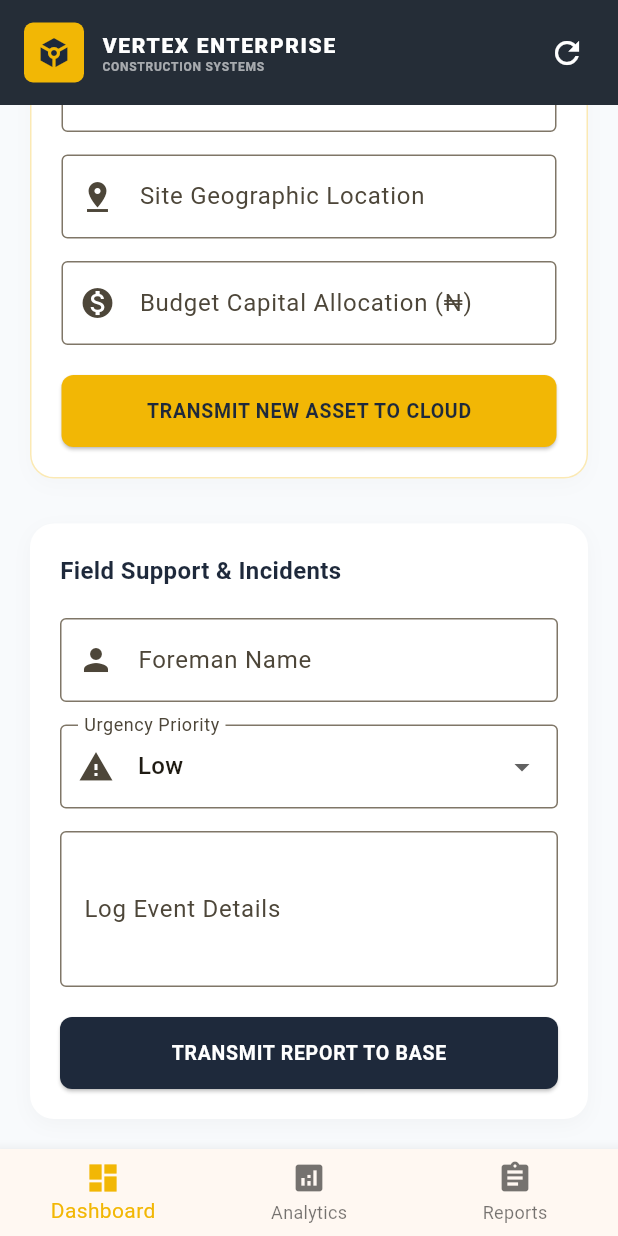
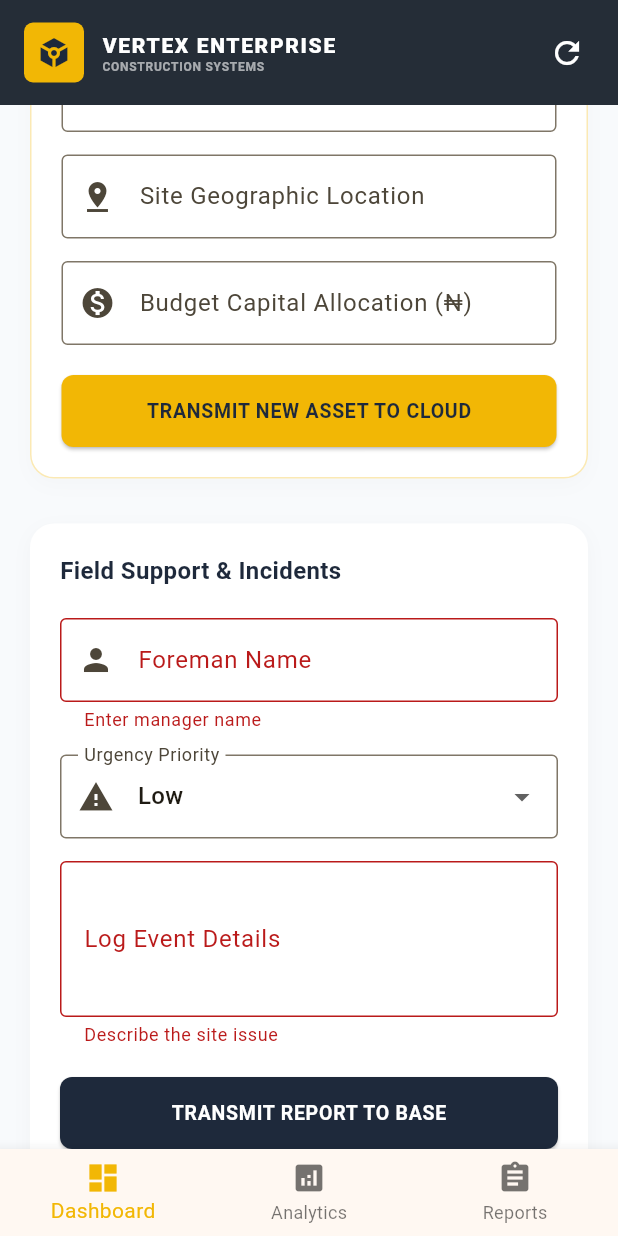
Before and after one commit to johnanthony1030/-vertex-construction-frontend, a Flutter app: the screen it shows after launch, scrolled down 810 dp, after a tap on "TRANSMIT REPORT TO BASE", on a phone screen of 412 x 824 dp. Run offline on Flutter 3.47's test engine with Material 3 defaults, Android fonts, the light colour scheme and no system bars; network calls fail.

Commit message:
Production release master client bundle fully complete with in-app notification centers

```diff
--- a/lib/main.dart
+++ b/lib/main.dart
@@ -101,7 +101,6 @@ class _EnterpriseSplashScreenState extends State<EnterpriseSplashScreen> {
     );
   }
 }
-
 class MainEnterpriseDashboard extends StatefulWidget {
   const MainEnterpriseDashboard({super.key});
 
@@ -110,15 +109,16 @@ class MainEnterpriseDashboard extends StatefulWidget {
 }
 
 class _MainEnterpriseDashboardState extends State<MainEnterpriseDashboard> {
-  // 🔗 VERIFIED ABSOLUTE CLOUD LINK ENDPOINT ENTRY ROOT
   final String apiEndpoint = "https://vertex-construction-api.onrender.com";
-
   List projects = [];
   bool isLoading = true;
   bool hasError = false;
   int _activeTabIndex = 0;
 
-  // Map Telemetry State Variables
+  bool _isShowingEmergencyBanner = false;
+  String _alertForemanName = "";
+  String _alertDetails = "";
+
   String _selectedMapNode = "Lagos";
   String _mapProjectName = "Eko Atlantic High-Rise Base";
   String _mapBudget = "₦15,000,000.00";
@@ -192,6 +192,30 @@ class _MainEnterpriseDashboardState extends State<MainEnterpriseDashboard> {
     }
   }
 
+  void _submitSupportTicket() {
+    if (_ticketFormKey.currentState!.validate()) {
+      FocusScope.of(context).unfocus();
+
+      final String inputName = _foremanController.text.trim();
+      final String inputDetails = _detailsController.text.trim();
+
+      if (_selectedPriority == 'High / Critical') {
+        setState(() {
+          _isShowingEmergencyBanner = true;
+          _alertForemanName = inputName;
+          _alertDetails = inputDetails;
+        });
+      } else {
+        ScaffoldMessenger.of(context).showSnackBar(
+          SnackBar(content: Text('📡 Support log recorded successfully (Priority: $_selectedPriority)')),
+        );
+      }
+
+      _foremanController.clear();
+      _detailsController.clear();
+    }
+  }
+
   void _updateMapTelemetry(String node, String project, String budget, String geo) {
     setState(() {
       _selectedMapNode = node;
@@ -241,7 +265,41 @@ class _MainEnterpriseDashboardState extends State<MainEnterpriseDashboard> {
           BottomNavigationBarItem(icon: Icon(Icons.assignment), label: 'Reports'),
         ],
       ) : null,
-      body: _buildSelectedTabScreen(isDesktop),
+      body: Stack(
+        children: [
+          _buildSelectedTabScreen(isDesktop),
+          if (_isShowingEmergencyBanner)
+            Positioned(
+              top: 0, left: 0, right: 0,
+              child: Container(
+                padding: const EdgeInsets.all(16),
+                color: Colors.redAccent,
+                child: SafeArea(
+                  child: Row(
+                    children: [
+                      const Icon(Icons.warning_amber_rounded, color: Colors.white, size: 28),
+                      const SizedBox(width: 12),
+                      Expanded(
+                        child: Column(
+                          crossAxisAlignment: CrossAxisAlignment.start,
+                          children: [
+                            Text('🚨 CRITICAL FIELD EMERGENCY: $_alertForemanName', style: const TextStyle(color: Colors.white, fontWeight: FontWeight.bold, fontSize: 13)),
+                            const SizedBox(height: 2),
+                            Text(_alertDetails, style: const TextStyle(color: Colors.white, fontSize: 12)),
+                          ],
+                        ),
+                      ),
+                      IconButton(
+                        icon: const Icon(Icons.close, color: Colors.white),
+                        onPressed: () => setState(() => _isShowingEmergencyBanner = false),
+                      )
+                    ],
+                  ),
+                ),
+              ),
+            ),
+        ],
+      ),
     );
   }
 
@@ -291,7 +349,7 @@ class _MainEnterpriseDashboardState extends State<MainEnterpriseDashboard> {
                 children: [
                   _buildProjectSection(),
                   const SizedBox(height: 25),
-                  _buildInteractiveMapWidget(), // 🗺️ SYSTEM PLOTTING INJECTED RIGHT INTO THE FLOW
+                  _buildInteractiveMapWidget(),
                   const SizedBox(height: 30),
                   _buildAdminInputFormSection(),
                   const SizedBox(height: 30),
@@ -335,11 +393,30 @@ class _MainEnterpriseDashboardState extends State<MainEnterpriseDashboard> {
               final project = projects[index];
               return Container(
                 margin: const EdgeInsets.only(bottom: 15),
-                padding: const EdgeInsets.all(15),
-                decoration: BoxDecoration(color: Colors.white, borderRadius: BorderRadius.circular(12), boxShadow: [BoxShadow(color: Colors.grey.withOpacity(0.08), blurRadius: 10, offset: const Offset(0, 4))]),
-                child: ListTile(
-                  contentPadding: EdgeInsets.zero,
-                  leading: const CircleAvatar(backgroundColor: Color(0xFFF2B705), child: Icon(Icons.architecture, color: Color(0xFF1E293B))),
+                decoration: BoxDecoration(
+                  color: Colors.white,
+                  borderRadius: BorderRadius.circular(12),
+                  boxShadow: [BoxShadow(color: Colors.grey.withOpacity(0.08), blurRadius: 10, offset: const Offset(0, 4))],
+                ),
+                child: ClipRRect(
+                  borderRadius: BorderRadius.circular(12),
+                  child: Column(
+                    children: [
+                      Image.asset(
+                        'assets/construction_hero.jpg',
+                        height: 140,
+                        width: double.infinity,
+                        fit: BoxFit.cover,
+                        errorBuilder: (context, error, stackTrace) {
+                          return Container(
+                            height: 140,
+                            color: const Color(0xFF1E293B).withOpacity(0.05),
+                            child: const Center(child: Icon(Icons.image_not_supported, color: Colors.grey)),
+                          );
+                        },
+                      ),
+                      ListTile(
+                        contentPadding: const EdgeInsets.all(15),
                         title: Text(project['name'] ?? 'Active Operation', style: const TextStyle(fontWeight: FontWeight.bold, fontSize: 16, color: Color(0xFF1E293B))),
                         subtitle: Padding(
                           padding: const EdgeInsets.only(top: 8.0),
@@ -353,6 +430,9 @@ class _MainEnterpriseDashboardState extends State<MainEnterpriseDashboard> {
                           ),
                         ),
                       ),
+                    ],
+                  ),
+                ),
               );
             },
           ),
@@ -360,7 +440,6 @@ class _MainEnterpriseDashboardState extends State<MainEnterpriseDashboard> {
     );
   }
 
-  // ⭐ HIGH-END INTERACTIVE MAPPING COMPONENT SYSTEM OVER NIGERIAN SECTORS
   Widget _buildInteractiveMapWidget() {
     return Container(
       padding: const EdgeInsets.all(20),
@@ -499,6 +578,7 @@ class _MainEnterpriseDashboardState extends State<MainEnterpriseDashboard> {
             const Text('Field Support & Incidents', style: TextStyle(fontSize: 16, fontWeight: FontWeight.bold, color: Color(0xFF1E293B))),
             const SizedBox(height: 20),
             TextFormField(
+              controller: _foremanController,
               decoration: const InputDecoration(labelText: 'Foreman Name', border: OutlineInputBorder(), prefixIcon: Icon(Icons.person)),
               validator: (v) => v!.isEmpty ? 'Enter manager name' : null,
             ),
@@ -511,6 +591,7 @@ class _MainEnterpriseDashboardState extends State<MainEnterpriseDashboard> {
             ),
             const SizedBox(height: 15),
             TextFormField(
+              controller: _detailsController,
               maxLines: 3,
               decoration: const InputDecoration(labelText: 'Log Event Details', border: OutlineInputBorder()),
               validator: (v) => v!.isEmpty ? 'Describe the site issue' : null,
@@ -520,7 +601,7 @@ class _MainEnterpriseDashboardState extends State<MainEnterpriseDashboard> {
               width: double.infinity,
               height: 48,
               child: ElevatedButton(
-                onPressed: () {},
+                onPressed: _submitSupportTicket,
                 style: ElevatedButton.styleFrom(backgroundColor: const Color(0xFF1E293B), foregroundColor: Colors.white, shape: RoundedRectangleBorder(borderRadius: BorderRadius.circular(8))),
                 child: const Text('TRANSMIT REPORT TO BASE', style: TextStyle(fontWeight: FontWeight.bold, letterSpacing: 0.5, fontSize: 13)),
               ),
--- a/pubspec.yaml
+++ b/pubspec.yaml
@@ -23,3 +23,8 @@ flutter:
   # This explicitly tells your app to look inside your physical assets folder
   assets:
     - assets/construction_hero.jpg
+
+
+# 🚀 AIRLINE OTA LIVE PATCH HANDSHAKE TAG
+shorebird:
+  app_id: 8b73f8a4-0c2d-4e9b-b5a1-7c93e4d01030
```
Lines whose indentation alone changed are shown as unchanged.
